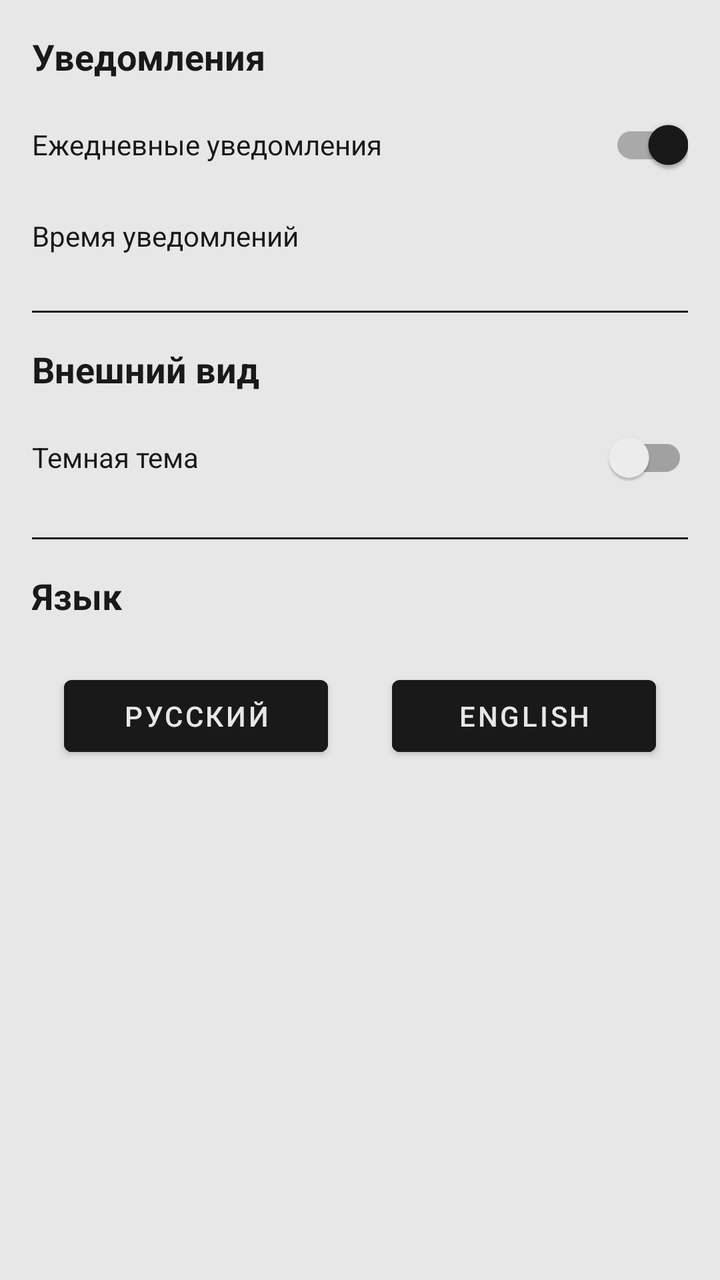
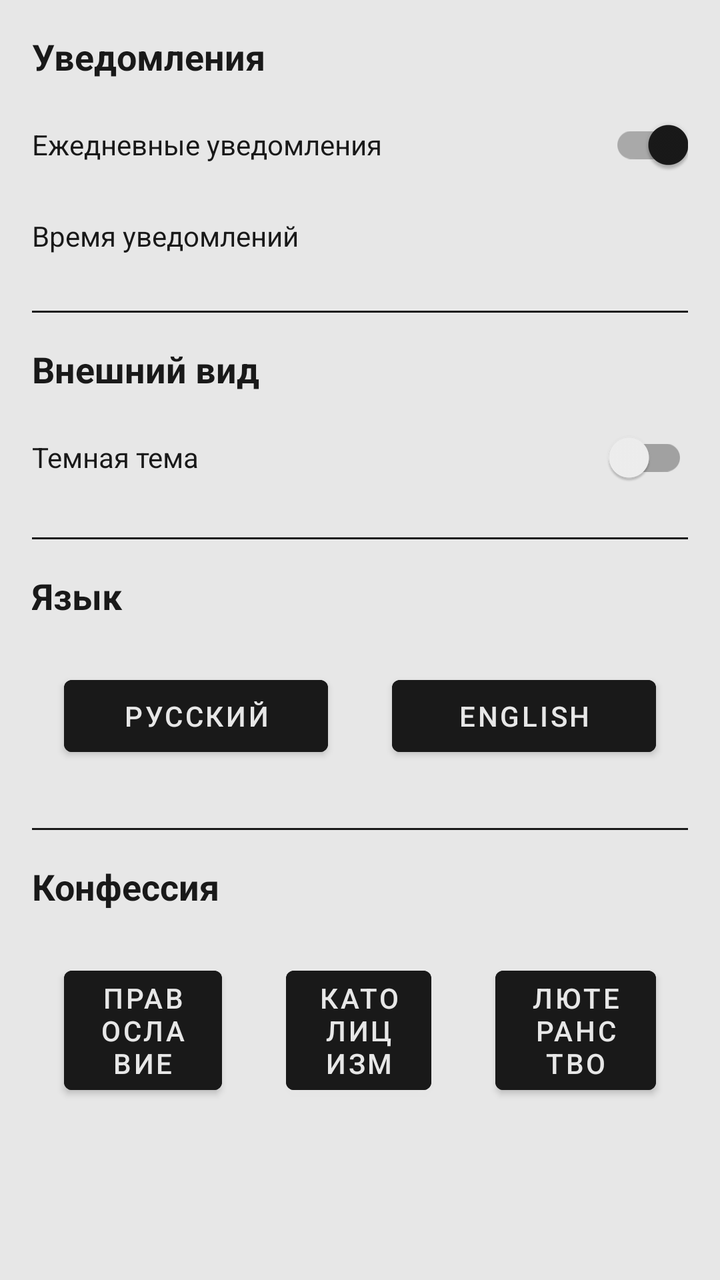

The first picture is an Android layout as it rendered before a commit; the second is the same layout after the commit. The layout source and the unified diff follow.
<!-- AndroidManifest.xml: application theme Theme.Calendar -->
<!-- res/layout/fragment_settings.xml -->
<?xml version="1.0" encoding="utf-8"?>
<ScrollView xmlns:android="http://schemas.android.com/apk/res/android"
    android:layout_width="match_parent"
    android:layout_height="match_parent"
    android:padding="16dp"
    android:background="@color/main">

    <LinearLayout
        android:layout_width="match_parent"
        android:layout_height="wrap_content"
        android:orientation="vertical">

        <TextView
            android:layout_width="match_parent"
            android:layout_height="wrap_content"
            android:text="@string/notifications"
            android:textSize="18sp"
            android:textStyle="bold"
            android:layout_marginBottom="8dp" />

        <LinearLayout
            android:layout_width="match_parent"
            android:layout_height="wrap_content"
            android:orientation="horizontal"
            android:layout_marginBottom="16dp"
            android:gravity="center_vertical">

            <TextView
                android:layout_width="0dp"
                android:layout_height="wrap_content"
                android:layout_weight="1"
                android:text="@string/daily_notifications"
                />

            <androidx.appcompat.widget.SwitchCompat
                android:id="@+id/switch_notifications"
                android:layout_width="wrap_content"
                android:layout_height="wrap_content"
                android:checked="true" />
        </LinearLayout>

        <LinearLayout
            android:layout_width="match_parent"
            android:layout_height="wrap_content"
            android:orientation="horizontal"
            android:gravity="center_vertical">

            <TextView
                android:layout_width="wrap_content"
                android:layout_height="wrap_content"
                android:text="@string/notification_time"
                android:layout_marginBottom="8dp" />

            <TextView
                android:id="@+id/notification_time"
                android:layout_width="wrap_content"
                android:layout_height="wrap_content"
                android:layout_weight="1"
                android:layout_marginBottom="8dp"
                android:textAlignment="textEnd"
                android:backgroundTint="@color/accent"
                android:popupBackground="@color/main"/>
        </LinearLayout>

        <View
            android:layout_width="match_parent"
            android:layout_height="1dp"
            android:background="@color/accent"
            android:layout_marginVertical="16dp" />

        <TextView
            android:layout_width="match_parent"
            android:layout_height="wrap_content"
            android:text="@string/appearance"
            android:textSize="18sp"
            android:textStyle="bold"
            android:layout_marginBottom="8dp" />

        <LinearLayout
            android:layout_width="match_parent"
            android:layout_height="wrap_content"
            android:orientation="horizontal"
            android:gravity="center_vertical">

            <TextView
                android:layout_width="0dp"
                android:layout_height="wrap_content"
                android:layout_weight="1"
                android:text="@string/dark_mode"
                />

            <androidx.appcompat.widget.SwitchCompat
                android:id="@+id/switch_dark_theme"
                android:layout_width="wrap_content"
                android:layout_height="wrap_content" />
        </LinearLayout>

        <View
            android:layout_width="match_parent"
            android:layout_height="1dp"
            android:background="@color/accent"
            android:layout_marginVertical="16dp" />

        <TextView
            android:layout_width="match_parent"
            android:layout_height="wrap_content"
            android:text="@string/language"
            android:textSize="18sp"
            android:textStyle="bold"
            android:layout_marginBottom="8dp" />

        <LinearLayout
            android:layout_width="match_parent"
            android:layout_height="wrap_content"
            android:orientation="horizontal"
            android:layout_marginBottom="16dp"
            android:gravity="center_vertical">
            <Button
                android:id="@+id/buttonRussian"
                android:layout_width="100dp"
                android:layout_height="wrap_content"
                android:layout_weight="1"
                android:text="Русский"
                android:backgroundTint="@color/accent"
                android:textColor="@color/main"
                android:layout_margin="16dp" />
            <Button
                android:id="@+id/buttonEnglish"
                android:layout_width="100dp"
                android:layout_height="wrap_content"
                android:layout_weight="1"
                android:text="English"
                android:backgroundTint="@color/accent"
                android:textColor="@color/main"
                android:layout_margin="16dp" />
        </LinearLayout>

    </LinearLayout>
</ScrollView>
<!-- resources referenced by this layout -->
<resources>
  <color name="accent">#191919</color>
  <color name="main">#E7E7E7</color>
  <string name="appearance">Внешний вид</string>
  <string name="daily_notifications">Ежедневные уведомления</string>
  <string name="dark_mode">Темная тема</string>
  <string name="language">Язык</string>
  <string name="notification_time">Время уведомлений</string>
  <string name="notifications">Уведомления</string>
  <style name="Theme.Calendar" parent="Theme.MaterialComponents.DayNight.NoActionBar">
          <item name="colorPrimary">@color/main</item>
          <item name="colorPrimaryVariant">@color/main</item>
          <item name="colorOnPrimary">@color/accent</item>
          <item name="colorSecondary">@color/accent</item>
          <item name="colorSecondaryVariant">@color/accent</item>
          <item name="colorOnSecondary">@color/main</item>
          <item name="android:statusBarColor">?attr/colorPrimaryVariant</item>
          <item name="android:windowLightStatusBar">true</item>
          <item name="android:textColor">@color/accent</item>
          <item name="android:textColorPrimary">@color/accent</item>
          <item name="android:textColorSecondary">@color/accent</item>
          <item name="android:textColorTertiary">@color/accent</item>
      </style>
</resources>

<!-- the commit's change to res/layout/fragment_settings.xml (unified diff, before → after) -->
@@ -113,7 +113,6 @@
             android:layout_width="match_parent"
             android:layout_height="wrap_content"
             android:orientation="horizontal"
-            android:layout_marginBottom="16dp"
             android:gravity="center_vertical">
             <Button
                 android:id="@+id/buttonRussian"
@@ -135,5 +134,54 @@
                 android:layout_margin="16dp" />
         </LinearLayout>
 
+        <View
+            android:layout_width="match_parent"
+            android:layout_height="1dp"
+            android:background="@color/accent"
+            android:layout_marginVertical="16dp" />
+
+        <TextView
+            android:layout_width="match_parent"
+            android:layout_height="wrap_content"
+            android:text="@string/confession"
+            android:textSize="18sp"
+            android:textStyle="bold"
+            android:layout_marginBottom="8dp" />
+
+        <LinearLayout
+            android:layout_width="match_parent"
+            android:layout_height="wrap_content"
+            android:orientation="horizontal"
+            android:layout_marginBottom="16dp"
+            android:gravity="center_vertical">
+            <Button
+                android:id="@+id/buttonOrt"
+                android:layout_width="wrap_content"
+                android:layout_height="wrap_content"
+                android:layout_weight="1"
+                android:text="@string/confession_ort"
+                android:backgroundTint="@color/accent"
+                android:textColor="@color/main"
+                android:layout_margin="16dp" />
+            <Button
+                android:id="@+id/buttonCat"
+                android:layout_width="wrap_content"
+                android:layout_height="wrap_content"
+                android:layout_weight="1"
+                android:text="@string/confession_cat"
+                android:backgroundTint="@color/accent"
+                android:textColor="@color/main"
+                android:layout_margin="16dp" />
+            <Button
+                android:id="@+id/buttonLut"
+                android:layout_width="wrap_content"
+                android:layout_height="wrap_content"
+                android:layout_weight="1"
+                android:text="@string/confession_lut"
+                android:backgroundTint="@color/accent"
+                android:textColor="@color/main"
+                android:layout_margin="16dp" />
+        </LinearLayout>
+
     </LinearLayout>
 </ScrollView>
<!-- resource entries referenced after the edit -->
@@ -3,6 +3,10 @@
   <color name="accent">#191919</color>
   <color name="main">#E7E7E7</color>
   <string name="appearance">Внешний вид</string>
+  <string name="confession">Конфессия</string>
+  <string name="confession_cat">Католицизм</string>
+  <string name="confession_lut">Лютеранство</string>
+  <string name="confession_ort">Православие</string>
   <string name="daily_notifications">Ежедневные уведомления</string>
   <string name="dark_mode">Темная тема</string>
   <string name="language">Язык</string>
